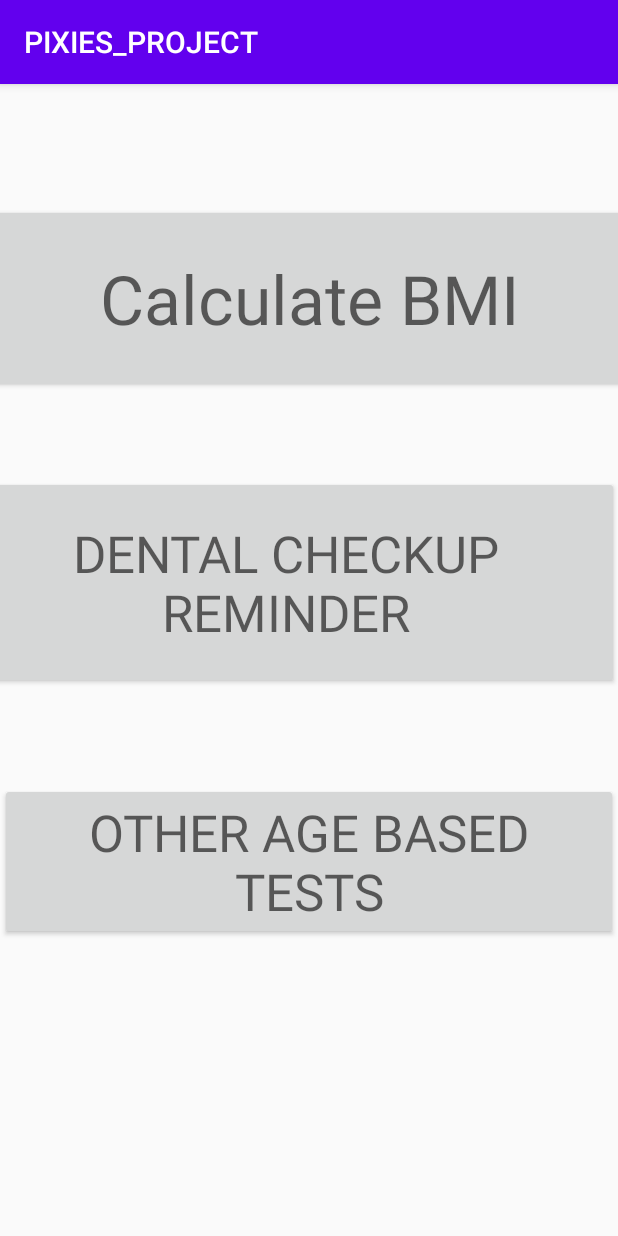
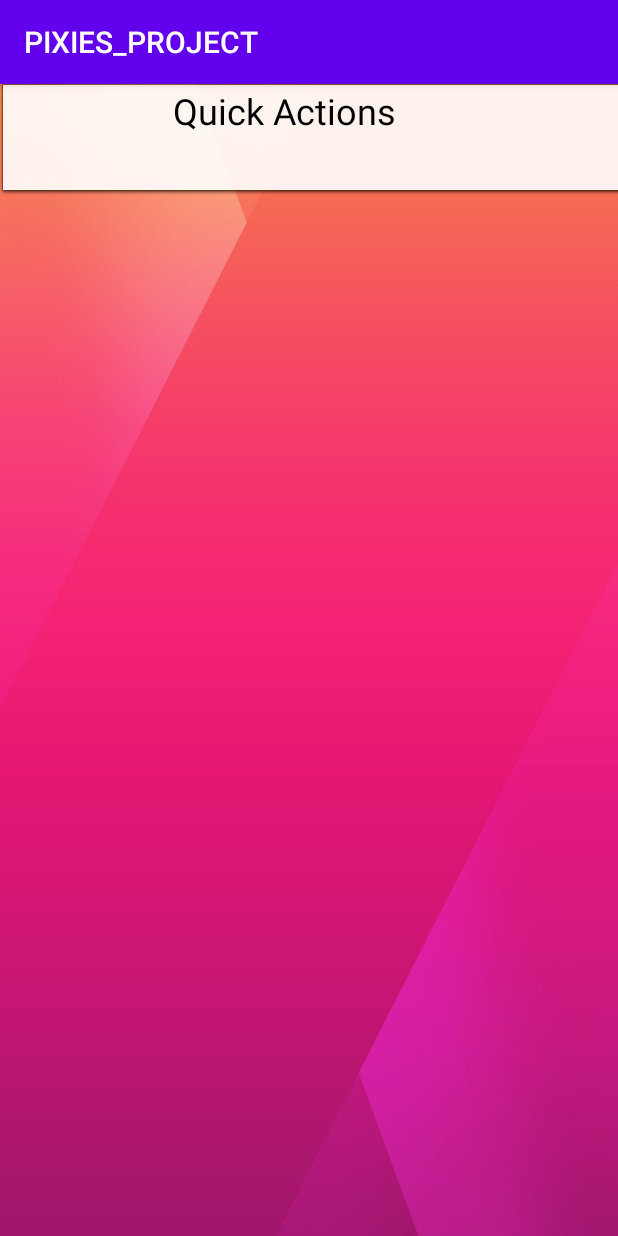
Before and after one commit to Asmita33/PIXIES_PROJECT, an Android app: the activity2 screen opened directly, with no data from a screen before it, on a phone screen of 412 x 824 dp. Run offline under Robolectric (Android 15) with nearby library versions, the phone set to English and light mode, and no system bars.

Commit message:
error resolved

```diff
--- a/app/build.gradle
+++ b/app/build.gradle
@@ -31,4 +31,5 @@ dependencies {
     testImplementation 'junit:junit:4.12'
     androidTestImplementation 'androidx.test.ext:junit:1.1.1'
     androidTestImplementation 'androidx.test.espresso:espresso-core:3.2.0'
+    implementation 'androidx.gridlayout:gridlayout:1.0.0'
 }
--- a/app/src/main/java/com/example/pixies_project/MainActivity.java
+++ b/app/src/main/java/com/example/pixies_project/MainActivity.java
@@ -14,9 +14,9 @@ import android.widget.Toast;
 import org.w3c.dom.Text;
 
 public class MainActivity extends AppCompatActivity {
-    private EditText userName;
-    private EditText userAge;
-    private Button submit;
+     EditText userName;
+     EditText userAge;
+     Button submit;
 
 
     @Override
@@ -27,25 +27,27 @@ public class MainActivity extends AppCompatActivity {
         userName = findViewById(R.id.edtname);
         userAge = findViewById(R.id.age);
 
+        submit=findViewById(R.id.submitButton);
+
         submit.setOnClickListener(new View.OnClickListener() {
             @Override
             public void onClick(View v) {
+
                 String name = userName.getText().toString();
                 String age = userAge.getText().toString();
-                Intent intent = new Intent(getApplicationContext(), activity2.class);
 
                 if (name.isEmpty() || age.isEmpty())
-                    Toast.makeText(MainActivity.this, "Enter details first", Toast.LENGTH_SHORT).show();
-                else
-
-                     startActivity(intent);
-
-            }
+          Toast.makeText(MainActivity.this, "Enter details first", Toast.LENGTH_SHORT).show();
+         else
+          openActivity2();
+         }
 
 
-        });
-
+         });
+    }
+    public void openActivity2(){
+        Intent intent = new Intent(this, activity2.class);
+        startActivity(intent);
 
     }
-
 }
--- a/app/src/main/java/com/example/pixies_project/activity2.java
+++ b/app/src/main/java/com/example/pixies_project/activity2.java
@@ -2,14 +2,13 @@ package com.example.pixies_project;
 
 import androidx.appcompat.app.AppCompatActivity;
 
+import android.content.Intent;
 import android.os.Bundle;
 import android.view.View;
 import android.widget.Button;
 
 public class activity2 extends AppCompatActivity {
-    private Button bmi;
-    private Button dentist;
-    private Button other;
+
 
 
     @Override
@@ -17,9 +16,7 @@ public class activity2 extends AppCompatActivity {
         super.onCreate(savedInstanceState);
         setContentView(R.layout.activity_activity2);
 
-        bmi = findViewById(R.id.button);
-        dentist = findViewById(R.id.button2);
-        other = findViewById(R.id.button3);
+
 
 
     }
--- a/app/src/main/res/layout/activity_activity2.xml
+++ b/app/src/main/res/layout/activity_activity2.xml
@@ -4,43 +4,25 @@
     xmlns:tools="http://schemas.android.com/tools"
     android:layout_width="match_parent"
     android:layout_height="match_parent"
+    android:background="@drawable/pink"
     tools:context=".activity2">
 
-    <Button
-        android:id="@+id/button"
-        android:layout_width="425dp"
-        android:layout_height="126dp"
-        android:text="Calculate BMI"
-        android:textAppearance="@style/TextAppearance.AppCompat.Display2"
-        app:layout_constraintBottom_toBottomOf="parent"
+    <TextView
+        android:id="@+id/editText"
+        android:layout_width="427dp"
+        android:layout_height="74dp"
+        android:background="@android:drawable/editbox_dropdown_light_frame"
+        android:ems="10"
+        android:inputType="textPersonName"
+        android:paddingLeft="115dp"
+        android:paddingRight="115dp"
+        android:text="Quick Actions"
+        android:textColor="?android:attr/colorForeground"
+        android:textColorHint="@color/colorAccent"
+        android:textIsSelectable="false"
+        android:textSize="24sp"
         app:layout_constraintEnd_toEndOf="parent"
+        app:layout_constraintHorizontal_bias="0.0"
         app:layout_constraintStart_toStartOf="parent"
-        app:layout_constraintTop_toTopOf="parent"
-        app:layout_constraintVertical_bias="0.125" />
-
-    <Button
-        android:id="@+id/button2"
-        android:layout_width="444dp"
-        android:layout_height="142dp"
-        android:text="DENTAL CHECKUP REMINDER"
-        android:textAppearance="@style/TextAppearance.AppCompat.Display1"
-        app:layout_constraintBottom_toBottomOf="parent"
-        app:layout_constraintEnd_toEndOf="parent"
-        app:layout_constraintHorizontal_bias="1.0"
-        app:layout_constraintStart_toStartOf="parent"
-        app:layout_constraintTop_toBottomOf="@+id/button"
-        app:layout_constraintVertical_bias="0.131" />
-
-    <Button
-        android:id="@+id/button3"
-        android:layout_width="wrap_content"
-        android:layout_height="wrap_content"
-        android:text="OTHER AGE BASED TESTS"
-        android:textAppearance="@style/TextAppearance.AppCompat.Display1"
-        app:layout_constraintBottom_toBottomOf="parent"
-        app:layout_constraintEnd_toEndOf="parent"
-        app:layout_constraintHorizontal_bias="1.0"
-        app:layout_constraintStart_toStartOf="parent"
-        app:layout_constraintTop_toBottomOf="@+id/button2"
-        app:layout_constraintVertical_bias="0.242" />
+        app:layout_constraintTop_toTopOf="parent" />
 </androidx.constraintlayout.widget.ConstraintLayout>
```
